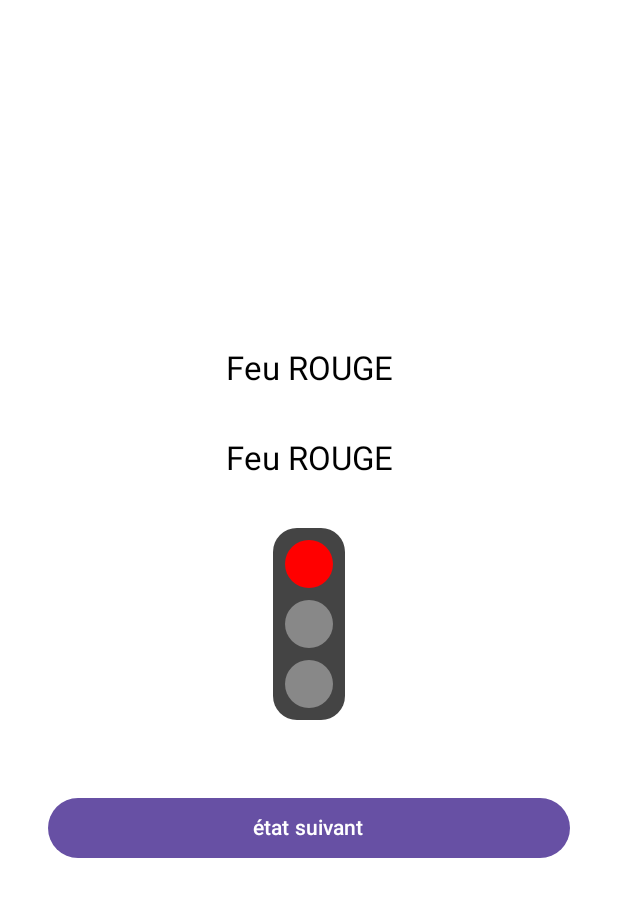
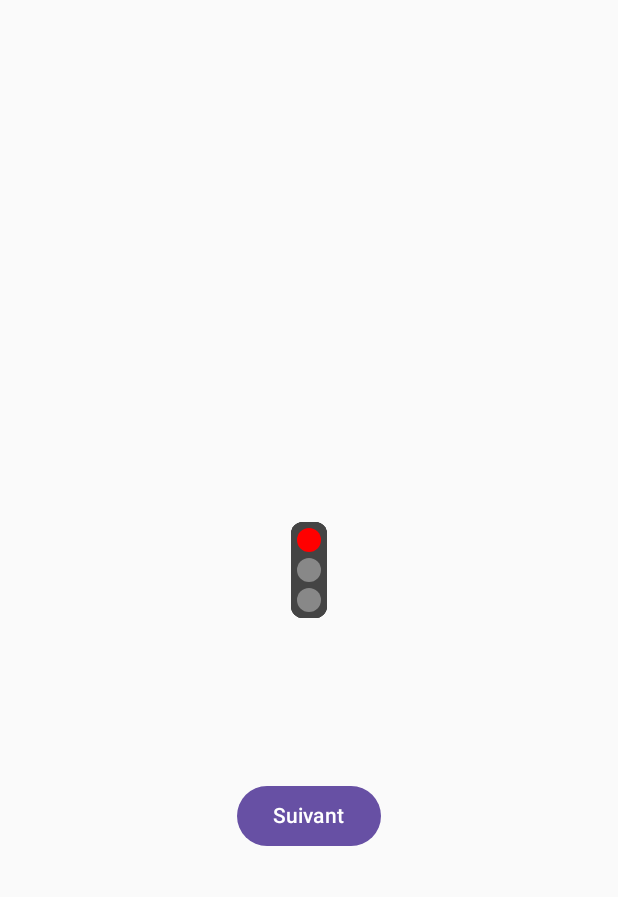
Before and after one commit to oussamabartil/Android-Jetpack-Compose-TP-, an Android app built with Jetpack Compose: the screen it shows after launch (MainActivity), on a phone screen of 412 x 824 dp. Shown: the top 897 px of the screen. Run offline under Robolectric (Android 15) with nearby library versions, the phone set to English and light mode, and no system bars.

Commit message:
Creation de vue pour affichage d'un carrefour avec plusieurs feux.

```diff
--- a/app/src/main/java/com/example/tp4/MainActivity.kt
+++ b/app/src/main/java/com/example/tp4/MainActivity.kt
@@ -4,13 +4,17 @@ package com.example.tp4
 import android.os.Bundle
 import androidx.activity.ComponentActivity
 import androidx.activity.compose.setContent
+import androidx.compose.foundation.layout.Arrangement
 import androidx.compose.foundation.layout.Column
 import androidx.compose.foundation.layout.Row
+import androidx.compose.foundation.layout.Spacer
 import androidx.compose.foundation.layout.fillMaxSize
+import androidx.compose.foundation.layout.height
 import androidx.compose.foundation.layout.padding
 import androidx.compose.material.MaterialTheme
 import androidx.compose.material.Surface
 import androidx.compose.material.Text
+import androidx.compose.material3.Button
 import androidx.compose.material3.ColorScheme
 import androidx.compose.material3.lightColorScheme
 import androidx.compose.runtime.Composable
@@ -25,6 +29,11 @@ import com.example.tp4.ui.theme.TP4Theme
 //import androidx.compose.material3.*
 
 import androidx.compose.material3.Surface
+import androidx.compose.ui.Alignment
+import androidx.lifecycle.viewmodel.compose.viewModel
+import com.example.tp4.carrefour.controller.CarrefourViewModel
+import com.example.tp4.carrefour.ui.CarrefourView
+import com.example.tp4.carrefour.ui.MainActivityCarrefourView
 
 class MainActivity : ComponentActivity() {
     override fun onCreate(savedInstanceState: Bundle?) {
@@ -76,12 +85,17 @@ class MainActivity : ComponentActivity() {
 //
 //                color from the theme
 
-                        Surface(
-                            modifier = Modifier.fillMaxSize(),
-                            color = MaterialTheme.colors.background
-                        ) {
-                            MainActivityFeu3View()
-                        }
+//                        Surface(
+//                            modifier = Modifier.fillMaxSize(),
+//                            color = MaterialTheme.colors.background
+//                        ) {
+//                            MainActivityFeu3View()
+//                        }
+
+                MainActivityCarrefourView()
+
+
+
             }
         }
     }
--- /dev/null
+++ b/app/src/main/java/com/example/tp4/carrefour/ui/CarrefourView.kt
@@ -0,0 +1,65 @@
+package com.example.tp4.carrefour.ui
+
+import androidx.compose.foundation.layout.Arrangement
+import androidx.compose.foundation.layout.Column
+import androidx.compose.foundation.layout.Spacer
+import androidx.compose.foundation.layout.fillMaxSize
+import androidx.compose.foundation.layout.fillMaxWidth
+import androidx.compose.foundation.layout.height
+import androidx.compose.material3.Button
+import androidx.compose.material3.Text
+import androidx.compose.runtime.Composable
+import androidx.compose.ui.Alignment
+import androidx.compose.ui.Modifier
+import androidx.compose.ui.unit.Dp
+import androidx.compose.ui.unit.dp
+import androidx.lifecycle.viewmodel.compose.viewModel
+import com.example.tp4.carrefour.controller.CarrefourViewModel
+import com.example.tp4.carrefour.state.CarrefourState
+import com.example.tp4.feu3.state.Feu3State
+import com.example.tp4.feu3.ui.Feu3ViewV3
+import androidx.compose.ui.tooling.preview.Preview
+import androidx.compose.foundation.layout.Box
+import androidx.compose.foundation.layout.padding
+import androidx.compose.ui.draw.scale
+import com.example.tp4.feu3.state.FeuCouleur
+
+@Composable
+fun MainActivityCarrefourView(viewmodel: CarrefourViewModel = viewModel()) {
+    val state = viewmodel.state // Observer l'état du carrefour
+
+    Column(
+        modifier = Modifier.fillMaxSize(),
+        horizontalAlignment = Alignment.CenterHorizontally,
+        verticalArrangement = Arrangement.Center
+    ) {
+        // Affichage du carrefour avec l'état actuel
+        CarrefourView(state = state)
+
+        Spacer(modifier = Modifier.height(16.dp))
+
+        // Bouton pour passer à l'étape suivante
+        Button(onClick = { viewmodel.suivant() }) {
+            Text("Suivant")
+        }
+    }
+}
+@Composable
+fun CarrefourView(state: CarrefourState, modifier:Modifier=Modifier, size: Dp =180.dp) {
+    Box(
+        modifier.fillMaxWidth().padding(60.dp)
+    ) {
+        val mod = Modifier.scale(0.5f).align(Alignment.Center)
+        Feu3ViewV3(state = state.feux[0], modifier = mod)
+        Feu3ViewV3(state = state.feux[1], modifier = mod)
+        Feu3ViewV3(state = state.feux[2], modifier = mod)
+        Feu3ViewV3(state = state.feux[3], modifier = mod)
+    }
+}
+@Preview(showBackground = true)
+@Composable
+fun CarrefourPreview() {
+    CarrefourView(state = CarrefourState(1, arrayOf(
+        Feu3State(), Feu3State(FeuCouleur.VERT), Feu3State(), Feu3State())
+    ))
+}
--- a/app/src/main/java/com/example/tp4/feu3/ui/Feu3View.kt
+++ b/app/src/main/java/com/example/tp4/feu3/ui/Feu3View.kt
@@ -18,6 +18,7 @@ import androidx.lifecycle.viewmodel.compose.viewModel
 import com.example.tp4.feu3.controller.Feu3ViewModel
 import com.example.tp4.feu3.state.Feu3State
 import androidx.compose.foundation.Canvas
+import com.example.tp4.feu3.state.FeuCouleur
 
 class Feu3View {
 
@@ -144,6 +145,6 @@ private val Color.Companion.Orange: Color
 @Composable
 fun Feu3ViewV3Preview() {
 // une seule des deux lignes suivantes, soit V1, soit V2 (voir § état second)
-    Feu3ViewV3(state = Feu3State(false, true, false)) // pour la V1
-//Feu3ViewV3(state = Feu3State(FeuCouleur.ORANGE)) // pour la V2
+//    Feu3ViewV3(state = Feu3State(false, true, false)) // pour la V1
+Feu3ViewV3(state = Feu3State(FeuCouleur.ORANGE)) // pour la V2
 }
```
Also changed, not shown: app/src/main/java/com/example/tp4/carrefour/controller/CarrefourViewModel.kt (+53 -15 lines).
